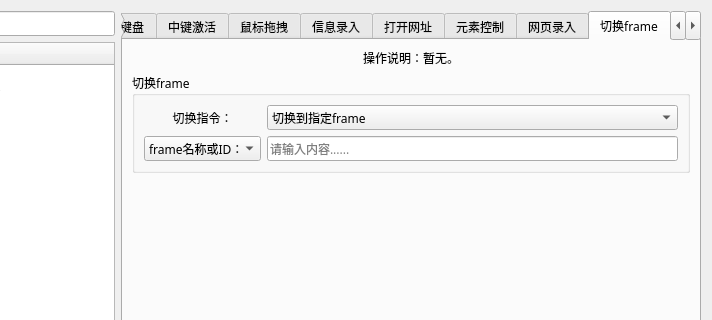
Qt form 窗体/导航窗口.ui (FsterThanLight/automatic_clicker_2) before a commit; both pictures show x 89 to 801 and y 0 to 320 of the 801 by 808 pixel window.
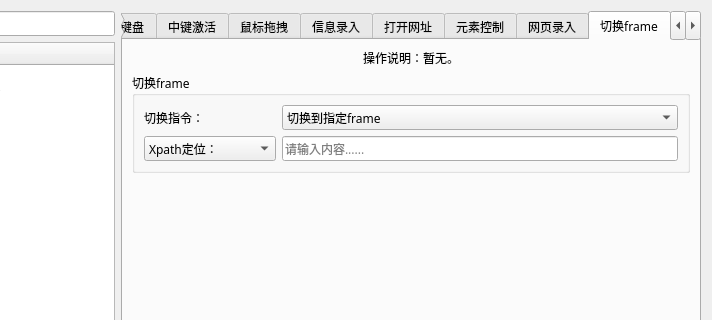
The same form after that commit. The open tabs and pages were chosen to show the change. Icons and pictures are not drawn.

Commit message: 2024年5月27日00:02:24 修复切换frame、获取Excel指令

Patch:
```diff
--- a/窗体/导航窗口.ui
+++ b/窗体/导航窗口.ui
@@ -4286,14 +4286,14 @@
            <property name="title">
             <string>切换frame</string>
            </property>
-           <layout class="QGridLayout" name="gridLayout_19">
+           <layout class="QGridLayout" name="gridLayout_19" columnstretch="1,3">
             <item row="0" column="0">
              <widget class="QLabel" name="label_70">
               <property name="text">
                <string>切换指令：</string>
               </property>
               <property name="alignment">
-               <set>Qt::AlignCenter</set>
+               <set>Qt::AlignLeading|Qt::AlignLeft|Qt::AlignVCenter</set>
               </property>
              </widget>
             </item>
@@ -4318,11 +4318,6 @@
             </item>
             <item row="1" column="0">
              <widget class="QComboBox" name="comboBox_27">
-              <item>
-               <property name="text">
-                <string>frame名称或ID：</string>
-               </property>
-              </item>
               <item>
                <property name="text">
                 <string>Xpath定位：</string>
```
Left out of the diff: 9 changed lines with no effect on the pictures. The commit also changes 7 other files.
